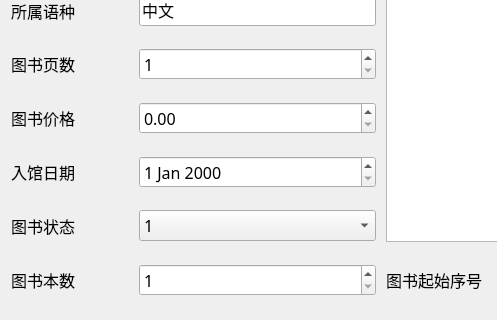
This is UI/BookInfo.ui in zy98/LibraryManagement as Qt 5 draws it before an edit; both pictures show x 0 to 497 and y 400 to 720 of the 1148 by 720 pixel window. The edited form follows.
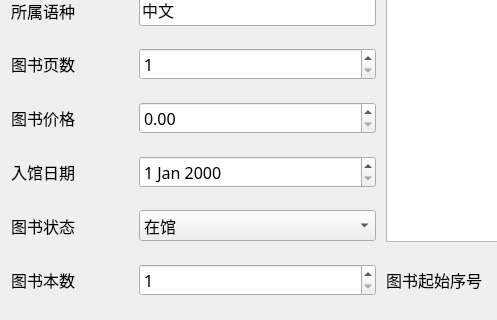
This is the edited form.

Diff of the .ui file:
```diff
--- a/UI/BookInfo.ui
+++ b/UI/BookInfo.ui
@@ -67,7 +67,7 @@
     <widget class="QComboBox" name="bkStatus">
      <item>
       <property name="text">
-       <string>1</string>
+       <string>在馆</string>
       </property>
      </item>
      <item>
```
Left out of the diff: 4 changed lines with no effect on the pictures.
